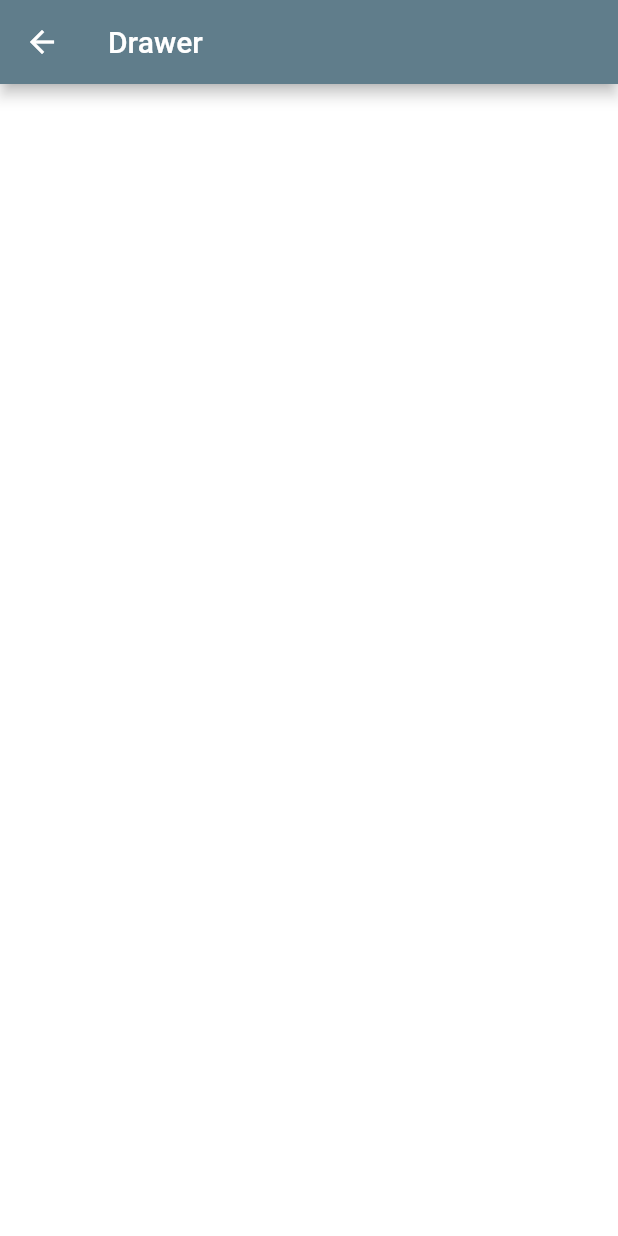
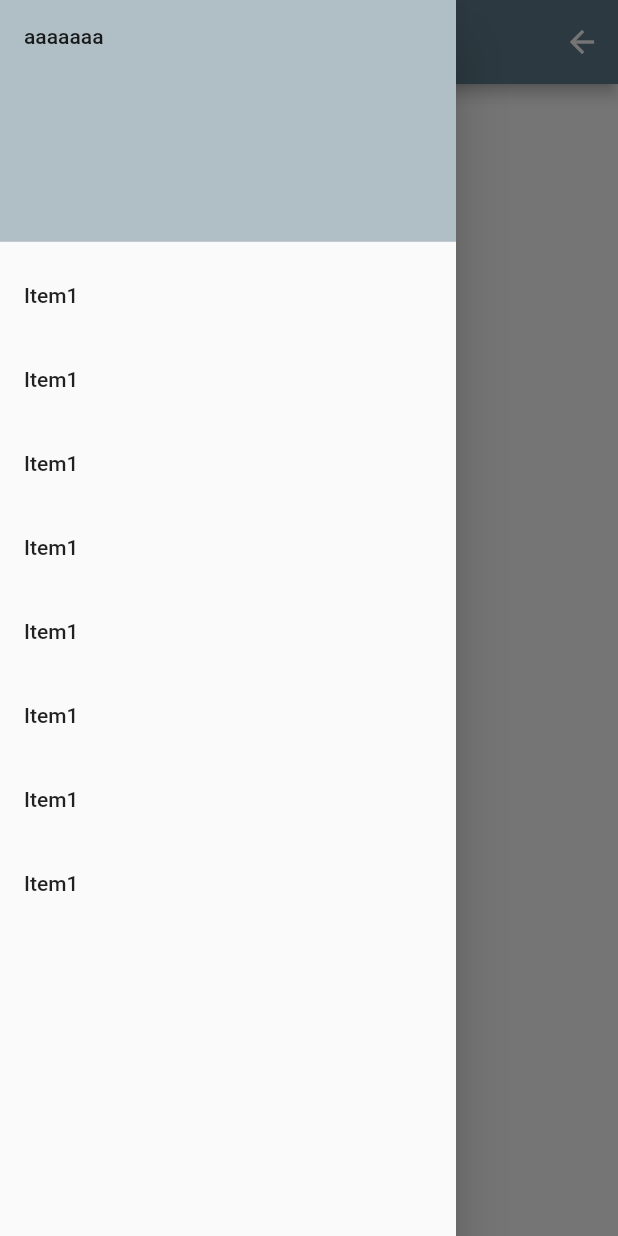
Before and after one commit to auaicn/Testbed-flutter, a Flutter app: the MyDrawer screen opened directly, with the side drawer open (before the commit the screen has no drawer), on a phone screen of 412 x 824 dp. Run offline on Flutter 3.47's test engine with Material 2 defaults, Android fonts, the phone set to English and light mode, and no system bars.

Commit message:
Course: Drawer with DrawerHeader and Listview

```diff
--- a/course_2/lib/functions/my_drawer.dart
+++ b/course_2/lib/functions/my_drawer.dart
@@ -16,12 +16,75 @@ class _MyDrawerState extends State<MyDrawer> {
   @override
   Widget build(BuildContext context) {
     return Scaffold(
+      drawer: Drawer(
+        child: ListView(
+          padding: EdgeInsets.zero,
+          children: <Widget>[
+            DrawerHeader(
+              child: Text('aaaaaaa'),
+              decoration:
+                  BoxDecoration(color: Theme.of(context).backgroundColor),
+            ),
+            ListTile(
+              title: Text("Item1"),
+              onTap: () {
+                // To do
+                Navigator.pop(context);
+              },
+            ),
+            ListTile(
+              title: Text("Item1"),
+              onTap: () {
+                Navigator.pop(context);
+              },
+            ),
+            ListTile(
+              title: Text("Item1"),
+              onTap: () {
+                Navigator.pop(context);
+              },
+            ),
+            ListTile(
+              title: Text("Item1"),
+              onTap: () {
+                Navigator.pop(context);
+              },
+            ),
+            ListTile(
+              title: Text("Item1"),
+              onTap: () {
+                Navigator.pop(context);
+              },
+            ),
+            ListTile(
+              title: Text("Item1"),
+              onTap: () {
+                Navigator.pop(context);
+              },
+            ),
+            ListTile(
+              title: Text("Item1"),
+              onTap: () {
+                Navigator.pop(context);
+              },
+            ),
+            ListTile(
+              title: Text("Item1"),
+              onTap: () {
+                Navigator.pop(context);
+              },
+            ),
+          ],
+        ),
+      ),
       appBar: AppBar(
         title: Text(_functionName),
-        leading: IconButton(
-          icon: Icon(Icons.arrow_back),
-          onPressed: _handleAppBarBackArrow,
-        ),
+        actions: [
+          IconButton(
+            icon: Icon(Icons.arrow_back),
+            onPressed: _handleAppBarBackArrow,
+          ),
+        ],
       ),
       body: Container(color: Colors.white),
     );
```
